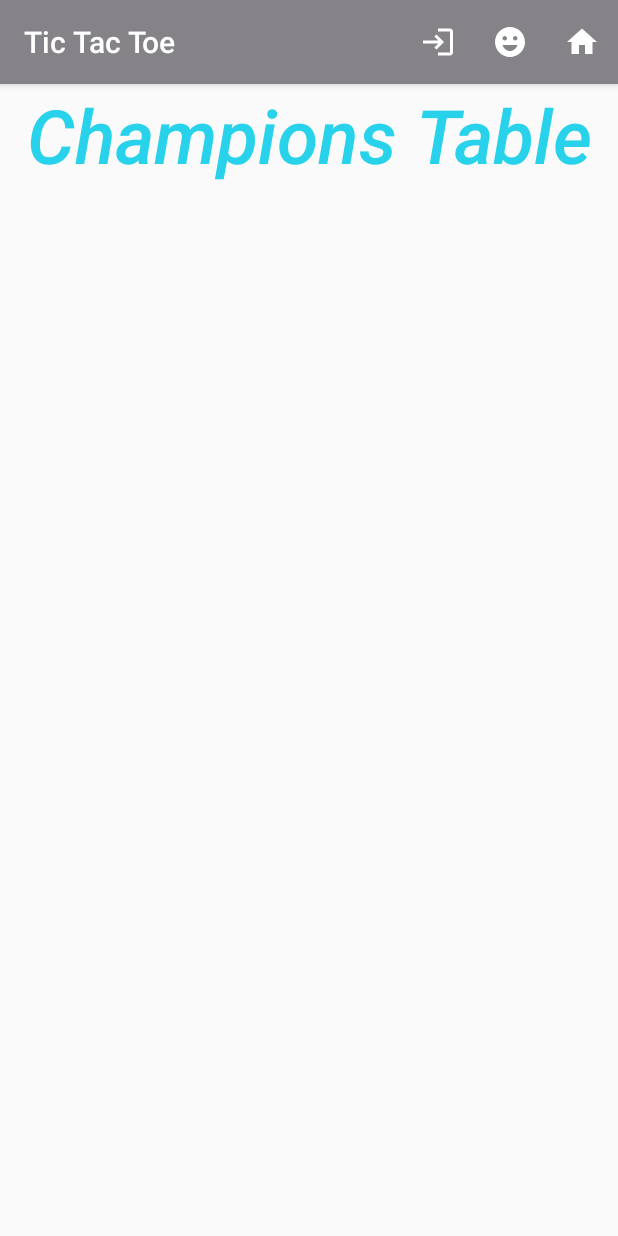
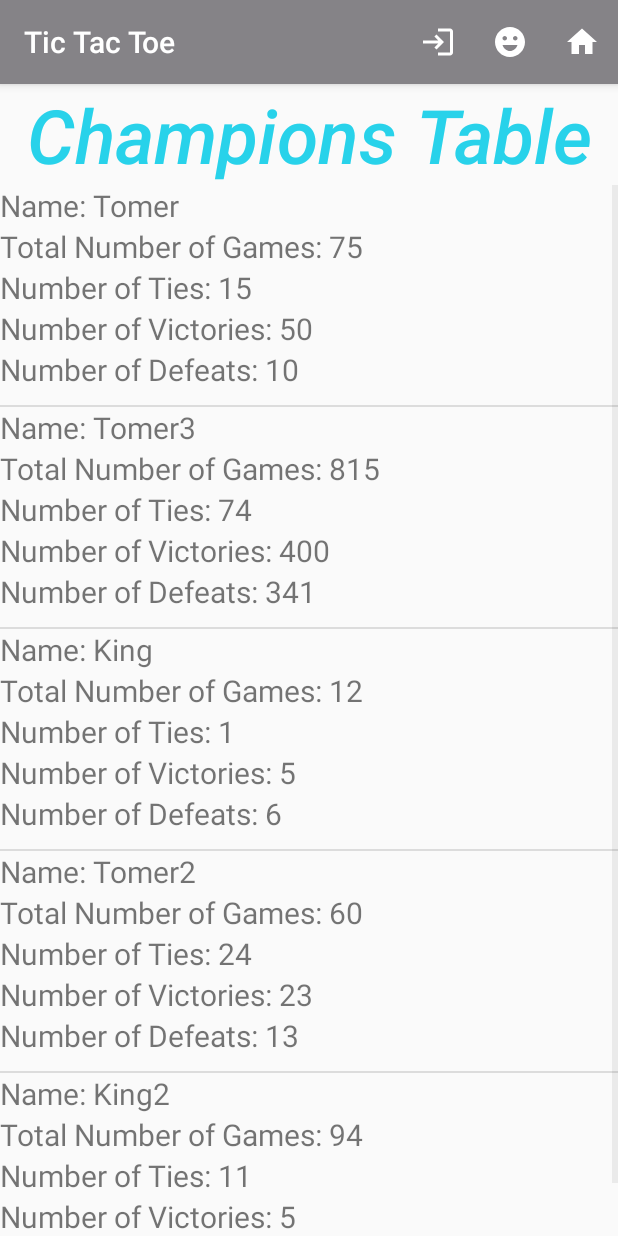
Before and after one commit to TomerReiner/TicTacToe, an Android app: the ChampionsTableActivity screen opened directly, with no data from a screen before it, on a phone screen of 412 x 824 dp. Run offline under Robolectric (Android 15) with nearby library versions, the phone set to English and light mode, and no system bars.

Commit message:
Beta version of Tic Tac Toe game

```diff
--- a/app/src/main/java/com/example/tictactoe/ChampionsTableActivity.java
+++ b/app/src/main/java/com/example/tictactoe/ChampionsTableActivity.java
@@ -7,13 +7,49 @@ import android.content.Intent;
 import android.os.Bundle;
 import android.view.Menu;
 import android.view.MenuItem;
+import android.widget.ListView;
+
+import java.util.ArrayList;
+import java.util.Comparator;
 
 public class ChampionsTableActivity extends AppCompatActivity {
+
+    private ListView lvChampionsTable;
+
+    private ArrayList<User> users;
+    private ChampionsTableListVIewAdapter adapter;
 
     @Override
     protected void onCreate(Bundle savedInstanceState) {
         super.onCreate(savedInstanceState);
         setContentView(R.layout.activity_champions_table);
+
+        lvChampionsTable = findViewById(R.id.lvChampionsTable);
+
+        users = new ArrayList<User>();
+        users.add(new User("Tomer", "6", new UserData(50, 10, 15)));
+        users.add(new User("King", "6", new UserData(5, 6, 1)));
+        users.add(new User("Tomer2", "6", new UserData(23, 13, 24)));
+        users.add(new User("King2", "6", new UserData(5, 78, 11)));
+        users.add(new User("Tomer3", "6", new UserData(400, 341, 74)));
+
+        users.sort(new Comparator<User>() {
+            @Override
+            public int compare(User o1, User o2) {
+                UserData dataO1 = o1.getData();
+                UserData dataO2 = o2.getData();
+
+                double o1PercentageOfWins = dataO1.getPercentageOfWins(); // Get the percentage of wins for user o1.
+                double o2PercentageOfWins = dataO2.getPercentageOfWins(); // Get the percentage of wins for user o2.
+
+                if (o1PercentageOfWins > o2PercentageOfWins)
+                    return -1;
+                return o1PercentageOfWins == o2PercentageOfWins ? 0 : 1;
+            }
+        });
+
+        adapter = new ChampionsTableListVIewAdapter(ChampionsTableActivity.this, users);
+        lvChampionsTable.setAdapter(adapter);
     }
 
     @Override
--- a/app/src/main/java/com/example/tictactoe/ChampionsTableListVIewAdapter.java
+++ b/app/src/main/java/com/example/tictactoe/ChampionsTableListVIewAdapter.java
@@ -49,22 +49,22 @@ public class ChampionsTableListVIewAdapter extends BaseAdapter {
     public View getView(int position, View convertView, ViewGroup parent) {
         User userInPosition = this.users.get(position);
         UserData userDataInPosition = userInPosition.getData();
-        View v = LayoutInflater.from(this.context).inflate(R.layout.custom_champions_table_list_view, parent);
+        View v = LayoutInflater.from(this.context).inflate(R.layout.custom_champions_table_list_view, parent, false);
 
         TextView tvName = v.findViewById(R.id.tvName);
-        tvName.setText(tvName.getText().toString() + userInPosition.getUserName()); // Update tvName to show the user name.
+        tvName.setText(tvName.getText().toString() + " " + userInPosition.getUserName()); // Update tvName to show the user name.
 
         TextView tvNumOfGames = v.findViewById(R.id.tvNumOfGames);
-        tvNumOfGames.setText(tvNumOfGames.getText().toString() + userDataInPosition.getTotalNumberOfGames()); // Update tvNumOfGames to show the total number of games.
+        tvNumOfGames.setText(tvNumOfGames.getText().toString() + " " + userDataInPosition.getTotalNumberOfGames()); // Update tvNumOfGames to show the total number of games.
 
         TextView tvNumOfWins = v.findViewById(R.id.tvNumOfWins);
-        tvNumOfWins.setText(tvNumOfWins.getText().toString() + userDataInPosition.getTotalNumberOfGames()); // Update tvNumOfVictories to show the total number of victories.
+        tvNumOfWins.setText(tvNumOfWins.getText().toString() + " " + userDataInPosition.getNumOfVictories()); // Update tvNumOfVictories to show the total number of victories.
 
         TextView tvNumOfTies = v.findViewById(R.id.tvNumOfTies);
-        tvNumOfTies.setText(tvNumOfTies.getText().toString() + userDataInPosition.getNumOfTies()); // Update tvNumOfTies to show the total number of ties.
+        tvNumOfTies.setText(tvNumOfTies.getText().toString() + " " + userDataInPosition.getNumOfTies()); // Update tvNumOfTies to show the total number of ties.
 
         TextView tvNumOfDefeats = v.findViewById(R.id.tvNumOfDefeats);
-        tvNumOfDefeats.setText(tvNumOfDefeats.getText().toString() + userDataInPosition.getNunOfDefeats()); // Update tvNumOfDefeats to show the total number of defeats.
+        tvNumOfDefeats.setText(tvNumOfDefeats.getText().toString() + " " + userDataInPosition.getNunOfDefeats()); // Update tvNumOfDefeats to show the total number of defeats.
 
         return v;
     }
--- a/app/src/main/java/com/example/tictactoe/MainActivity.java
+++ b/app/src/main/java/com/example/tictactoe/MainActivity.java
@@ -5,7 +5,6 @@ import androidx.appcompat.app.AppCompatActivity;
 
 import android.app.Dialog;
 import android.content.Intent;
-import android.net.MailTo;
 import android.os.Bundle;
 import android.view.Menu;
 import android.view.MenuItem;
--- a/app/src/main/java/com/example/tictactoe/UserData.java
+++ b/app/src/main/java/com/example/tictactoe/UserData.java
@@ -25,9 +25,9 @@ public class UserData {
     }
 
     public void setNumOfVictories(int numOfVictories) {
+        this.numOfVictories = numOfVictories;
         this.totalNumberOfGames = this.numOfVictories + this.numOfTies + this.nunOfDefeats;
         this.percentageOfWins = (double) this.numOfVictories / this.totalNumberOfGames;
-        this.numOfVictories = numOfVictories;
     }
 
     public int getNunOfDefeats() {
@@ -35,9 +35,9 @@ public class UserData {
     }
 
     public void setNunOfDefeats(int nunOfDefeats) {
+        this.nunOfDefeats = nunOfDefeats;
         this.totalNumberOfGames = this.numOfVictories + this.numOfTies + this.nunOfDefeats;
         this.percentageOfWins = (double) this.numOfVictories / this.totalNumberOfGames;
-        this.nunOfDefeats = nunOfDefeats;
     }
 
     public int getNumOfTies() {
@@ -45,8 +45,12 @@ public class UserData {
     }
 
     public void setNumOfTies(int numOfTies) {
+        this.numOfTies = numOfTies;
         this.totalNumberOfGames = this.numOfVictories + this.numOfTies + this.nunOfDefeats;
         this.percentageOfWins = (double) this.numOfVictories / this.totalNumberOfGames;
-        this.numOfTies = numOfTies;
+    }
+
+    public double getPercentageOfWins() {
+        return percentageOfWins;
     }
 }
--- a/app/src/main/res/layout/custom_champions_table_list_view.xml
+++ b/app/src/main/res/layout/custom_champions_table_list_view.xml
@@ -18,7 +18,6 @@
         android:id="@+id/tvNumOfGames"
         android:layout_width="match_parent"
         android:layout_height="wrap_content"
-        android:layout_marginTop="10dp"
         android:layout_weight="1"
         android:text="Total Number of Games:"
         android:textAllCaps="false"
@@ -37,7 +36,6 @@
         android:id="@+id/tvNumOfWins"
         android:layout_width="match_parent"
         android:layout_height="wrap_content"
-        android:layout_marginTop="10dp"
         android:layout_weight="1"
         android:text="Number of Victories:"
         android:textAllCaps="false"
@@ -47,7 +45,7 @@
         android:id="@+id/tvNumOfDefeats"
         android:layout_width="match_parent"
         android:layout_height="wrap_content"
-        android:layout_marginTop="10dp"
+        android:layout_marginBottom="10dp"
         android:layout_weight="1"
         android:text="Number of Defeats:"
         android:textAllCaps="false"
```
